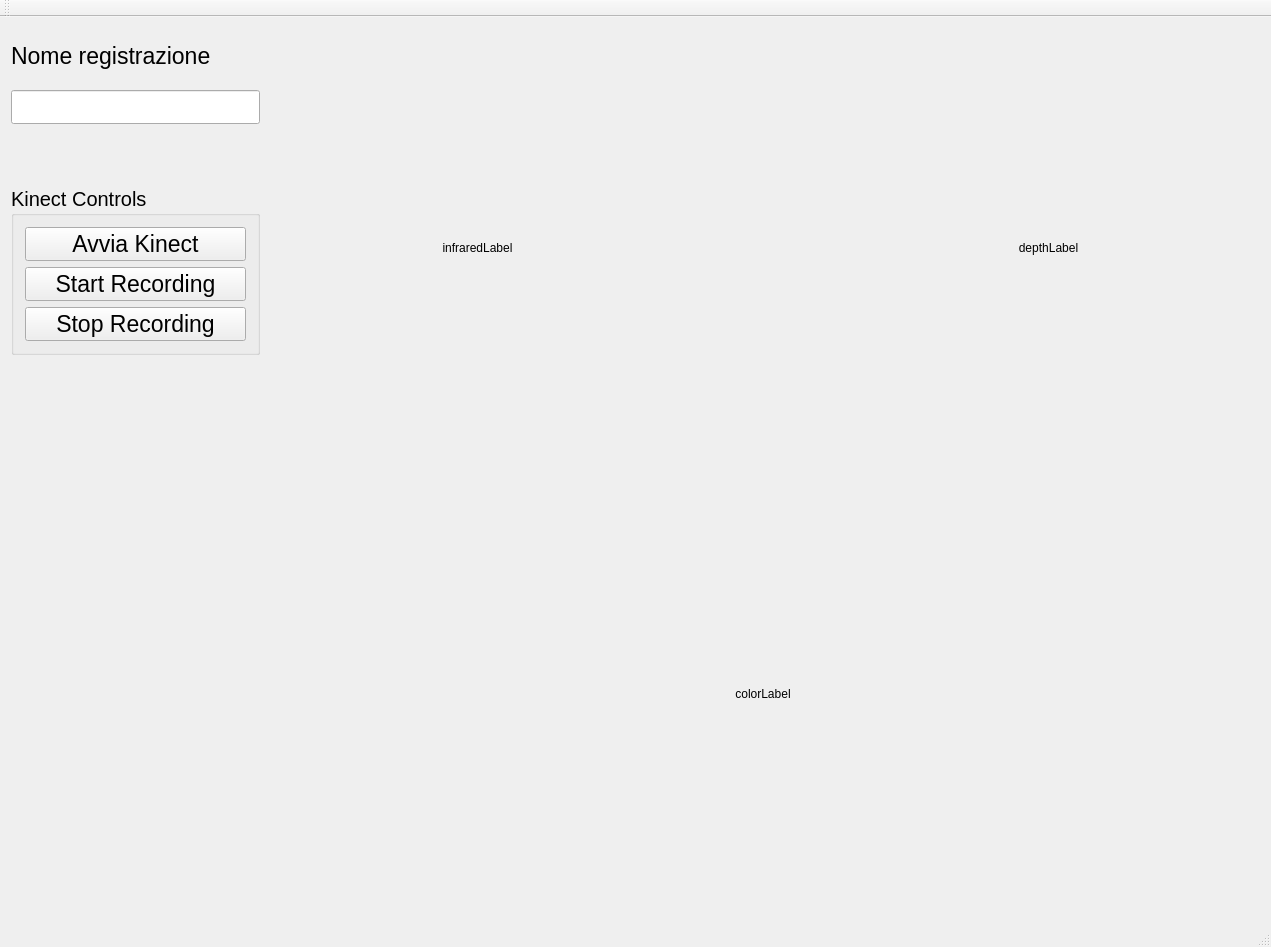
First picture: the form in Full/QtWidgetsApplication1/QtWidgetsApplication1.ui, repository LabInfInd/POC_Interface, before the edit.
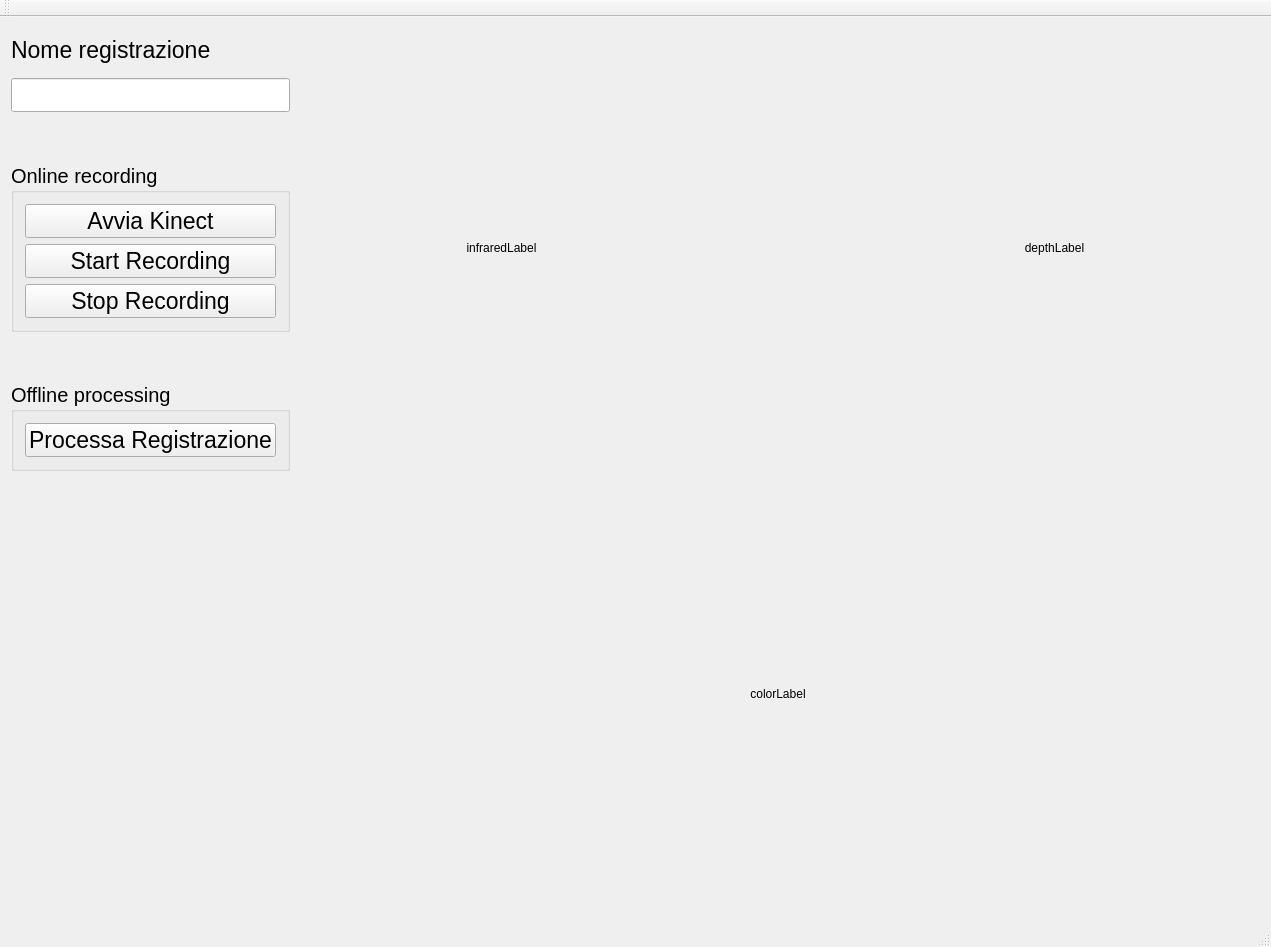
Second picture: the form after the edit.

Patch:
```diff
--- a/Full/QtWidgetsApplication1/QtWidgetsApplication1.ui
+++ b/Full/QtWidgetsApplication1/QtWidgetsApplication1.ui
@@ -16,7 +16,7 @@
   <widget class="QWidget" name="centralWidget">
    <layout class="QHBoxLayout" name="horizontalLayout_2" stretch="1,4">
     <item>
-     <layout class="QVBoxLayout" name="verticalLayout" stretch="1,1,1,1,10">
+     <layout class="QVBoxLayout" name="verticalLayout" stretch="1,1,1,1,1,1,10">
       <item>
        <widget class="QLabel" name="label">
         <property name="font">
@@ -59,7 +59,7 @@
          </font>
         </property>
         <property name="title">
-         <string>Kinect Controls</string>
+         <string>Online recording</string>
         </property>
         <layout class="QVBoxLayout" name="verticalLayout_3">
          <item>
@@ -107,6 +107,45 @@
         </layout>
        </widget>
       </item>
+      <item>
+       <spacer name="verticalSpacer_3">
+        <property name="orientation">
+         <enum>Qt::Vertical</enum>
+        </property>
+        <property name="sizeHint" stdset="0">
+         <size>
+          <width>20</width>
+          <height>40</height>
+         </size>
+        </property>
+       </spacer>
+      </item>
+      <item>
+       <widget class="QGroupBox" name="groupBox_2">
+        <property name="font">
+         <font>
+          <pointsize>15</pointsize>
+         </font>
+        </property>
+        <property name="title">
+         <string>Offline processing</string>
+        </property>
+        <layout class="QVBoxLayout" name="verticalLayout_4">
+         <item>
+          <widget class="QPushButton" name="pushButtoprocessfileP">
+           <property name="font">
+            <font>
+             <pointsize>17</pointsize>
+            </font>
+           </property>
+           <property name="text">
+            <string>Processa Registrazione</string>
+           </property>
+          </widget>
+         </item>
+        </layout>
+       </widget>
+      </item>
       <item>
        <spacer name="verticalSpacer">
         <property name="orientation">
```
